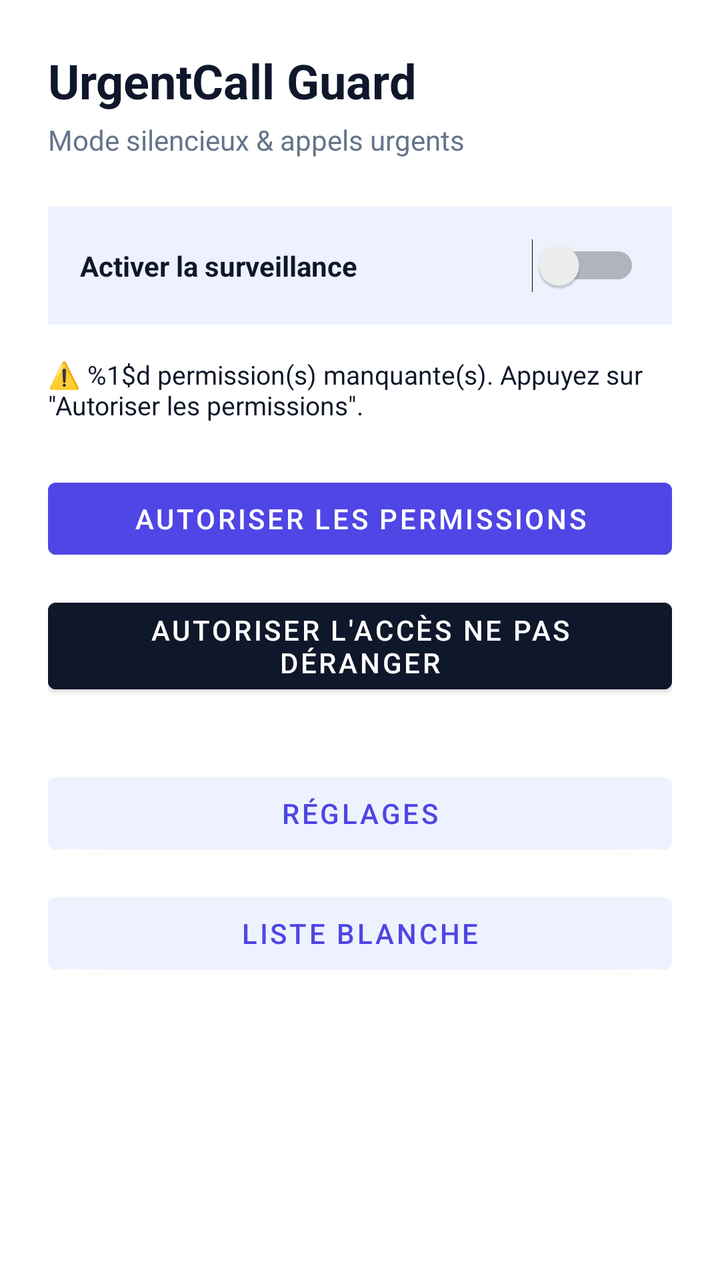
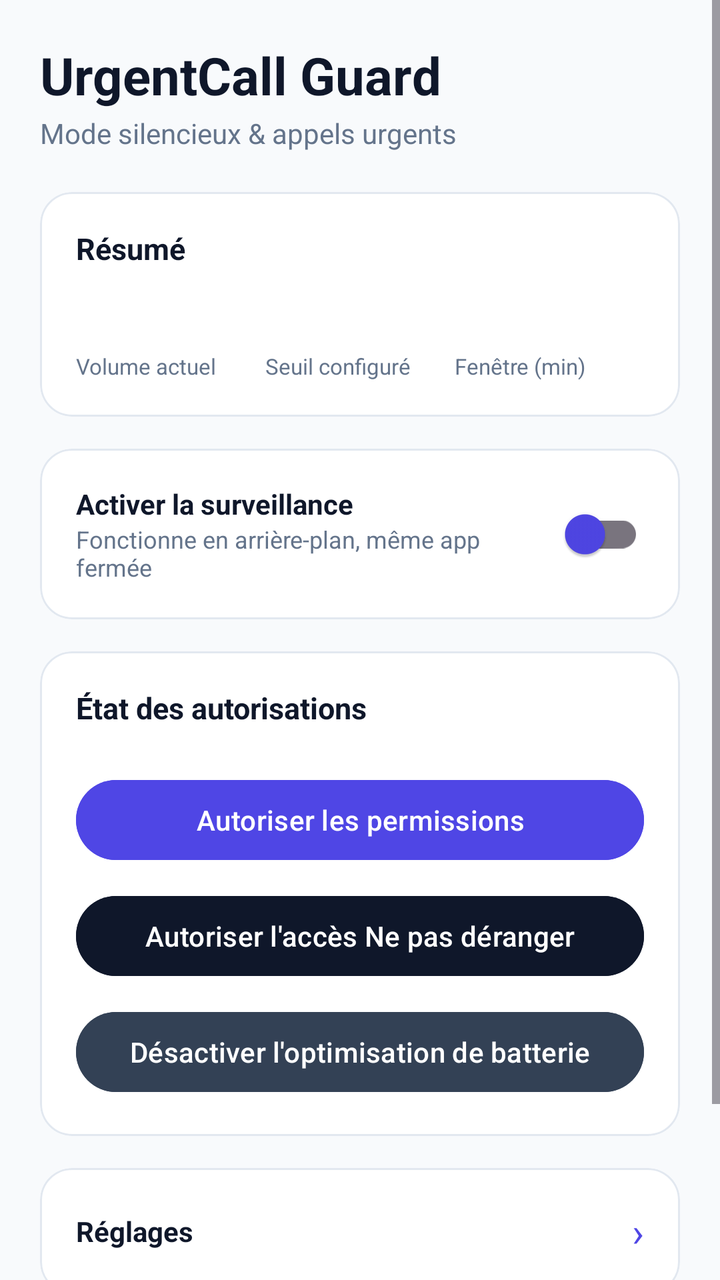

Compare the two renders of this Android layout. The source of the first and the diff that turns it into the second are given below.
<!-- AndroidManifest.xml: activity theme Theme.UrgentCallGuard -->
<!-- res/layout/activity_main.xml -->
<?xml version="1.0" encoding="utf-8"?>
<ScrollView xmlns:android="http://schemas.android.com/apk/res/android"
    android:layout_width="match_parent"
    android:layout_height="match_parent"
    android:background="@color/white">

    <LinearLayout
        android:layout_width="match_parent"
        android:layout_height="wrap_content"
        android:orientation="vertical"
        android:padding="24dp">

        <TextView
            android:id="@+id/titleText"
            android:layout_width="wrap_content"
            android:layout_height="wrap_content"
            android:text="@string/app_name"
            android:textColor="@color/slate_900"
            android:textSize="24sp"
            android:textStyle="bold" />

        <TextView
            android:layout_width="wrap_content"
            android:layout_height="wrap_content"
            android:layout_marginTop="4dp"
            android:layout_marginBottom="24dp"
            android:text="@string/app_subtitle"
            android:textColor="@color/slate_500"
            android:textSize="14sp" />

        <LinearLayout
            android:layout_width="match_parent"
            android:layout_height="wrap_content"
            android:layout_marginBottom="16dp"
            android:background="@color/indigo_50"
            android:orientation="horizontal"
            android:padding="16dp">

            <TextView
                android:layout_width="0dp"
                android:layout_height="wrap_content"
                android:layout_weight="1"
                android:text="@string/service_switch_label"
                android:textColor="@color/slate_900"
                android:textStyle="bold" />

            <Switch
                android:id="@+id/serviceSwitch"
                android:layout_width="wrap_content"
                android:layout_height="wrap_content" />
        </LinearLayout>

        <TextView
            android:id="@+id/statusText"
            android:layout_width="match_parent"
            android:layout_height="wrap_content"
            android:layout_marginBottom="24dp"
            android:text="@string/status_missing_permissions"
            android:textColor="@color/slate_900"
            android:textSize="13sp" />

        <Button
            android:id="@+id/requestPermsButton"
            android:layout_width="match_parent"
            android:layout_height="wrap_content"
            android:layout_marginBottom="12dp"
            android:backgroundTint="@color/indigo_600"
            android:text="@string/request_perms_button"
            android:textColor="@color/white" />

        <Button
            android:id="@+id/requestDndButton"
            android:layout_width="match_parent"
            android:layout_height="wrap_content"
            android:layout_marginBottom="32dp"
            android:backgroundTint="@color/slate_900"
            android:text="@string/request_dnd_button"
            android:textColor="@color/white" />

        <Button
            android:id="@+id/settingsButton"
            android:layout_width="match_parent"
            android:layout_height="wrap_content"
            android:layout_marginBottom="12dp"
            android:backgroundTint="@color/indigo_50"
            android:text="@string/nav_settings_button"
            android:textColor="@color/indigo_600" />

        <Button
            android:id="@+id/whitelistButton"
            android:layout_width="match_parent"
            android:layout_height="wrap_content"
            android:backgroundTint="@color/indigo_50"
            android:text="@string/nav_whitelist_button"
            android:textColor="@color/indigo_600" />

    </LinearLayout>
</ScrollView>
<!-- resources referenced by this layout -->
<resources>
  <color name="indigo_50">#EEF2FF</color>
  <color name="indigo_600">#4F46E5</color>
  <color name="slate_500">#64748B</color>
  <color name="slate_900">#0F172A</color>
  <color name="white">#FFFFFF</color>
  <string name="app_name">UrgentCall Guard</string>
  <string name="app_subtitle">Mode silencieux &amp; appels urgents</string>
  <string name="nav_settings_button">Réglages</string>
  <string name="nav_whitelist_button">Liste blanche</string>
  <string name="request_dnd_button">Autoriser l\'accès Ne pas déranger</string>
  <string name="request_perms_button">Autoriser les permissions</string>
  <string name="service_switch_label">Activer la surveillance</string>
  <string name="status_missing_permissions">⚠️ %1$d permission(s) manquante(s). Appuyez sur \"Autoriser les permissions\".</string>
  <style name="Theme.UrgentCallGuard" parent="Theme.MaterialComponents.DayNight.NoActionBar">
          <item name="colorPrimary">@color/indigo_600</item>
          <item name="colorPrimaryDark">@color/indigo_600</item>
          <item name="colorAccent">@color/indigo_600</item>
          <item name="android:windowBackground">@color/white</item>
      </style>
</resources>

<!-- the commit's change to res/layout/activity_main.xml (unified diff, before → after) -->
@@ -1,98 +1,306 @@
 <?xml version="1.0" encoding="utf-8"?>
 <ScrollView xmlns:android="http://schemas.android.com/apk/res/android"
+    xmlns:app="http://schemas.android.com/apk/res-auto"
     android:layout_width="match_parent"
     android:layout_height="match_parent"
-    android:background="@color/white">
+    android:background="@color/slate_50"
+    android:fillViewport="true">
 
     <LinearLayout
         android:layout_width="match_parent"
         android:layout_height="wrap_content"
         android:orientation="vertical"
-        android:padding="24dp">
-
+        android:padding="20dp">
+
+        
         <TextView
-            android:id="@+id/titleText"
             android:layout_width="wrap_content"
             android:layout_height="wrap_content"
             android:text="@string/app_name"
             android:textColor="@color/slate_900"
-            android:textSize="24sp"
+            android:textSize="26sp"
             android:textStyle="bold" />
 
         <TextView
             android:layout_width="wrap_content"
             android:layout_height="wrap_content"
-            android:layout_marginTop="4dp"
-            android:layout_marginBottom="24dp"
+            android:layout_marginTop="2dp"
+            android:layout_marginBottom="20dp"
             android:text="@string/app_subtitle"
             android:textColor="@color/slate_500"
             android:textSize="14sp" />
 
-        <LinearLayout
-            android:layout_width="match_parent"
-            android:layout_height="wrap_content"
-            android:layout_marginBottom="16dp"
-            android:background="@color/indigo_50"
-            android:orientation="horizontal"
-            android:padding="16dp">
-
-            <TextView
-                android:layout_width="0dp"
-                android:layout_height="wrap_content"
-                android:layout_weight="1"
-                android:text="@string/service_switch_label"
-                android:textColor="@color/slate_900"
-                android:textStyle="bold" />
-
-            <Switch
-                android:id="@+id/serviceSwitch"
-                android:layout_width="wrap_content"
-                android:layout_height="wrap_content" />
-        </LinearLayout>
-
-        <TextView
-            android:id="@+id/statusText"
-            android:layout_width="match_parent"
-            android:layout_height="wrap_content"
-            android:layout_marginBottom="24dp"
-            android:text="@string/status_missing_permissions"
-            android:textColor="@color/slate_900"
-            android:textSize="13sp" />
-
-        <Button
-            android:id="@+id/requestPermsButton"
-            android:layout_width="match_parent"
-            android:layout_height="wrap_content"
+        
+        <com.google.android.material.card.MaterialCardView
+            style="@style/UrgentCard"
+            android:layout_marginBottom="16dp">
+
+            <LinearLayout
+                android:layout_width="match_parent"
+                android:layout_height="wrap_content"
+                android:orientation="vertical"
+                android:padding="18dp">
+
+                <TextView
+                    android:layout_width="wrap_content"
+                    android:layout_height="wrap_content"
+                    android:layout_marginBottom="12dp"
+                    android:text="@string/summary_title"
+                    android:textColor="@color/slate_900"
+                    android:textSize="15sp"
+                    android:textStyle="bold" />
+
+                <LinearLayout
+                    android:layout_width="match_parent"
+                    android:layout_height="wrap_content"
+                    android:orientation="horizontal">
+
+                    <LinearLayout
+                        android:layout_width="0dp"
+                        android:layout_height="wrap_content"
+                        android:layout_weight="1"
+                        android:orientation="vertical">
+
+                        <TextView
+                            android:id="@+id/currentVolumeValue"
+                            android:layout_width="wrap_content"
+                            android:layout_height="wrap_content"
+                            android:textColor="@color/indigo_600"
+                            android:textSize="22sp"
+                            android:textStyle="bold" />
+
+                        <TextView
+                            android:layout_width="wrap_content"
+                            android:layout_height="wrap_content"
+                            android:text="@string/summary_current_volume"
+                            android:textColor="@color/slate_500"
+                            android:textSize="11sp" />
+                    </LinearLayout>
+
+                    <LinearLayout
+                        android:layout_width="0dp"
+                        android:layout_height="wrap_content"
+                        android:layout_weight="1"
+                        android:orientation="vertical">
+
+                        <TextView
+                            android:id="@+id/thresholdValue"
+                            android:layout_width="wrap_content"
+                            android:layout_height="wrap_content"
+                            android:textColor="@color/indigo_600"
+                            android:textSize="22sp"
+                            android:textStyle="bold" />
+
+                        <TextView
+                            android:layout_width="wrap_content"
+                            android:layout_height="wrap_content"
+                            android:text="@string/summary_threshold"
+                            android:textColor="@color/slate_500"
+                            android:textSize="11sp" />
+                    </LinearLayout>
+
+                    <LinearLayout
+                        android:layout_width="0dp"
+                        android:layout_height="wrap_content"
+                        android:layout_weight="1"
+                        android:orientation="vertical">
+
+                        <TextView
+                            android:id="@+id/timerValue"
+                            android:layout_width="wrap_content"
+                            android:layout_height="wrap_content"
+                            android:textColor="@color/indigo_600"
+                            android:textSize="22sp"
+                            android:textStyle="bold" />
+
+                        <TextView
+                            android:layout_width="wrap_content"
+                            android:layout_height="wrap_content"
+                            android:text="@string/summary_timer"
+                            android:textColor="@color/slate_500"
+                            android:textSize="11sp" />
+                    </LinearLayout>
+
+                </LinearLayout>
+            </LinearLayout>
+        </com.google.android.material.card.MaterialCardView>
+
+        
+        <com.google.android.material.card.MaterialCardView
+            style="@style/UrgentCard"
+            android:layout_marginBottom="16dp">
+
+            <LinearLayout
+                android:layout_width="match_parent"
+                android:layout_height="wrap_content"
+                android:gravity="center_vertical"
+                android:orientation="horizontal"
+                android:padding="18dp">
+
+                <LinearLayout
+                    android:layout_width="0dp"
+                    android:layout_height="wrap_content"
+                    android:layout_weight="1"
+                    android:orientation="vertical">
+
+                    <TextView
+                        android:layout_width="wrap_content"
+                        android:layout_height="wrap_content"
+                        android:text="@string/service_switch_label"
+                        android:textColor="@color/slate_900"
+                        android:textStyle="bold" />
+
+                    <TextView
+                        android:layout_width="wrap_content"
+                        android:layout_height="wrap_content"
+                        android:text="@string/service_switch_subtitle"
+                        android:textColor="@color/slate_500"
+                        android:textSize="12sp" />
+                </LinearLayout>
+
+                <com.google.android.material.switchmaterial.SwitchMaterial
+                    android:id="@+id/serviceSwitch"
+                    android:layout_width="wrap_content"
+                    android:layout_height="wrap_content"
+                    app:thumbTint="@color/indigo_600" />
+            </LinearLayout>
+        </com.google.android.material.card.MaterialCardView>
+
+        
+        <com.google.android.material.card.MaterialCardView
+            style="@style/UrgentCard"
+            android:layout_marginBottom="16dp">
+
+            <LinearLayout
+                android:layout_width="match_parent"
+                android:layout_height="wrap_content"
+                android:orientation="vertical"
+                android:padding="18dp">
+
+                <TextView
+                    android:layout_width="wrap_content"
+                    android:layout_height="wrap_content"
+                    android:layout_marginBottom="10dp"
+                    android:text="@string/permissions_title"
+                    android:textColor="@color/slate_900"
+                    android:textSize="15sp"
+                    android:textStyle="bold" />
+
+                <TextView
+                    android:id="@+id/allGrantedBanner"
+                    android:layout_width="wrap_content"
+                    android:layout_height="wrap_content"
+                    android:layout_marginBottom="4dp"
+                    android:background="@drawable/bg_pill_success"
+                    android:paddingStart="14dp"
+                    android:paddingTop="8dp"
+                    android:paddingEnd="14dp"
+                    android:paddingBottom="8dp"
+                    android:text="@string/permissions_all_granted"
+                    android:textColor="@color/emerald_600"
+                    android:textSize="13sp"
+                    android:textStyle="bold"
+                    android:visibility="gone" />
+
+                <LinearLayout
+                    android:id="@+id/permissionsListContainer"
+                    android:layout_width="match_parent"
+                    android:layout_height="wrap_content"
+                    android:orientation="vertical" />
+
+                <com.google.android.material.button.MaterialButton
+                    android:id="@+id/requestPermsButton"
+                    style="@style/Widget.Material3.Button"
+                    android:layout_width="match_parent"
+                    android:layout_height="wrap_content"
+                    android:layout_marginTop="12dp"
+                    android:backgroundTint="@color/indigo_600"
+                    android:text="@string/request_perms_button" />
+
+                <com.google.android.material.button.MaterialButton
+                    android:id="@+id/requestDndButton"
+                    style="@style/Widget.Material3.Button"
+                    android:layout_width="match_parent"
+                    android:layout_height="wrap_content"
+                    android:layout_marginTop="10dp"
+                    android:backgroundTint="@color/slate_900"
+                    android:text="@string/request_dnd_button" />
+
+                <com.google.android.material.button.MaterialButton
+                    android:id="@+id/requestBatteryButton"
+                    style="@style/Widget.Material3.Button"
+                    android:layout_width="match_parent"
+                    android:layout_height="wrap_content"
+                    android:layout_marginTop="10dp"
+                    android:backgroundTint="@color/slate_700"
+                    android:text="@string/request_battery_button" />
+
+            </LinearLayout>
+        </com.google.android.material.card.MaterialCardView>
+
+        
+        <com.google.android.material.card.MaterialCardView
+            style="@style/UrgentCard"
             android:layout_marginBottom="12dp"
-            android:backgroundTint="@color/indigo_600"
-            android:text="@string/request_perms_button"
-            android:textColor="@color/white" />
-
-        <Button
-            android:id="@+id/requestDndButton"
-            android:layout_width="match_parent"
-            android:layout_height="wrap_content"
-            android:layout_marginBottom="32dp"
-            android:backgroundTint="@color/slate_900"
-            android:text="@string/request_dnd_button"
-            android:textColor="@color/white" />
-
-        <Button
-            android:id="@+id/settingsButton"
-            android:layout_width="match_parent"
-            android:layout_height="wrap_content"
-            android:layout_marginBottom="12dp"
-            android:backgroundTint="@color/indigo_50"
-            android:text="@string/nav_settings_button"
-            android:textColor="@color/indigo_600" />
-
-        <Button
-            android:id="@+id/whitelistButton"
-            android:layout_width="match_parent"
-            android:layout_height="wrap_content"
-            android:backgroundTint="@color/indigo_50"
-            android:text="@string/nav_whitelist_button"
-            android:textColor="@color/indigo_600" />
+            android:clickable="true"
+            android:focusable="true"
+            android:foreground="?attr/selectableItemBackground">
+
+            <LinearLayout
+                android:id="@+id/settingsCard"
+                android:layout_width="match_parent"
+                android:layout_height="wrap_content"
+                android:gravity="center_vertical"
+                android:orientation="horizontal"
+                android:padding="18dp">
+
+                <TextView
+                    android:layout_width="0dp"
+                    android:layout_height="wrap_content"
+                    android:layout_weight="1"
+                    android:text="@string/nav_settings_button"
+                    android:textColor="@color/slate_900"
+                    android:textStyle="bold" />
+
+                <TextView
+                    android:layout_width="wrap_content"
+                    android:layout_height="wrap_content"
+                    android:text="›"
+                    android:textColor="@color/indigo_600"
+                    android:textSize="20sp" />
+            </LinearLayout>
+        </com.google.android.material.card.MaterialCardView>
+
+        <com.google.android.material.card.MaterialCardView
+            style="@style/UrgentCard"
+            android:clickable="true"
+            android:focusable="true"
+            android:foreground="?attr/selectableItemBackground">
+
+            <LinearLayout
+                android:id="@+id/whitelistCard"
+                android:layout_width="match_parent"
+                android:layout_height="wrap_content"
+                android:gravity="center_vertical"
+                android:orientation="horizontal"
+                android:padding="18dp">
+
+                <TextView
+                    android:layout_width="0dp"
+                    android:layout_height="wrap_content"
+                    android:layout_weight="1"
+                    android:text="@string/nav_whitelist_button"
+                    android:textColor="@color/slate_900"
+                    android:textStyle="bold" />
+
+                <TextView
+                    android:layout_width="wrap_content"
+                    android:layout_height="wrap_content"
+                    android:text="›"
+                    android:textColor="@color/indigo_600"
+                    android:textSize="20sp" />
+            </LinearLayout>
+        </com.google.android.material.card.MaterialCardView>
 
     </LinearLayout>
 </ScrollView>
<!-- resource entries referenced after the edit -->
@@ -1,23 +1,52 @@
 <!-- resources referenced by this layout -->
 <resources>
-  <color name="indigo_50">#EEF2FF</color>
+  <color name="emerald_600">#059669</color>
   <color name="indigo_600">#4F46E5</color>
+  <color name="slate_50">#F8FAFC</color>
   <color name="slate_500">#64748B</color>
+  <color name="slate_700">#334155</color>
   <color name="slate_900">#0F172A</color>
+  <!-- drawable bg_pill_success (drawable) -->
+  <shape xmlns:android="http://schemas.android.com/apk/res/android" android:shape="rectangle">
+      <solid android:color="@color/emerald_50" />
+      <corners android:radius="20dp" />
+  </shape>
   <color name="white">#FFFFFF</color>
+  <color name="indigo_700">#4338CA</color>
   <string name="app_name">UrgentCall Guard</string>
   <string name="app_subtitle">Mode silencieux &amp; appels urgents</string>
   <string name="nav_settings_button">Réglages</string>
   <string name="nav_whitelist_button">Liste blanche</string>
+  <string name="permissions_all_granted">✅ Toutes les autorisations sont accordées</string>
+  <string name="permissions_title">État des autorisations</string>
+  <string name="request_battery_button">Désactiver l\'optimisation de batterie</string>
   <string name="request_dnd_button">Autoriser l\'accès Ne pas déranger</string>
   <string name="request_perms_button">Autoriser les permissions</string>
   <string name="service_switch_label">Activer la surveillance</string>
-  <string name="status_missing_permissions">⚠️ %1$d permission(s) manquante(s). Appuyez sur \"Autoriser les permissions\".</string>
-  <style name="Theme.UrgentCallGuard" parent="Theme.MaterialComponents.DayNight.NoActionBar">
+  <string name="service_switch_subtitle">Fonctionne en arrière-plan, même app fermée</string>
+  <string name="summary_current_volume">Volume actuel</string>
+  <string name="summary_threshold">Seuil configuré</string>
+  <string name="summary_timer">Fenêtre (min)</string>
+  <string name="summary_title">Résumé</string>
+  <style name="UrgentCard" parent="Widget.Material3.CardView.Elevated">
+          <item name="cardCornerRadius">16dp</item>
+          <item name="cardElevation">0dp</item>
+          <item name="strokeColor">@color/slate_200</item>
+          <item name="strokeWidth">1dp</item>
+          <item name="cardBackgroundColor">@color/white</item>
+          <item name="android:layout_width">match_parent</item>
+          <item name="android:layout_height">wrap_content</item>
+      </style>
+  <style name="Theme.UrgentCallGuard" parent="Theme.Material3.DayNight.NoActionBar">
           <item name="colorPrimary">@color/indigo_600</item>
-          <item name="colorPrimaryDark">@color/indigo_600</item>
-          <item name="colorAccent">@color/indigo_600</item>
-          <item name="android:windowBackground">@color/white</item>
+          <item name="colorPrimaryVariant">@color/indigo_700</item>
+          <item name="colorOnPrimary">@color/white</item>
+          <item name="colorSecondary">@color/indigo_600</item>
+          <item name="colorSurface">@color/white</item>
+          <item name="android:windowBackground">@color/slate_50</item>
+          <item name="android:statusBarColor">@color/indigo_600</item>
       </style>
+  <color name="emerald_50">#ECFDF5</color>
+  <color name="slate_200">#E2E8F0</color>
 </resources>
 
